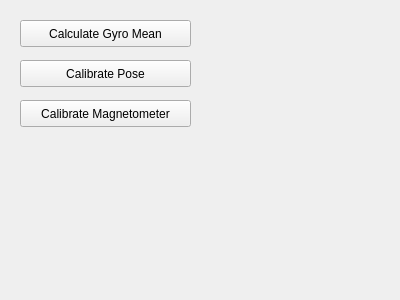
Above: diver_net/src/diver_net_gui/resource/DiverNetGUI.ui from betizad/sensors-ros-pkg before the change. Below: the same form after it.
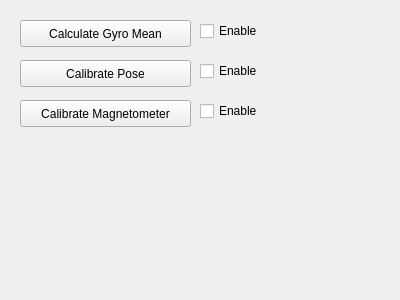
That is the form after the change.

Commit message: Updates to calibration gui. TODO choose calibration pose.

```diff
--- a/diver_net/src/diver_net_gui/resource/DiverNetGUI.ui
+++ b/diver_net/src/diver_net_gui/resource/DiverNetGUI.ui
@@ -52,6 +52,45 @@
     <string>Calibrate Magnetometer</string>
    </property>
   </widget>
+  <widget class="QCheckBox" name="enableMagCal">
+   <property name="geometry">
+    <rect>
+     <x>200</x>
+     <y>100</y>
+     <width>97</width>
+     <height>22</height>
+    </rect>
+   </property>
+   <property name="text">
+    <string>Enable</string>
+   </property>
+  </widget>
+  <widget class="QCheckBox" name="enablePoseCal">
+   <property name="geometry">
+    <rect>
+     <x>200</x>
+     <y>60</y>
+     <width>97</width>
+     <height>22</height>
+    </rect>
+   </property>
+   <property name="text">
+    <string>Enable</string>
+   </property>
+  </widget>
+  <widget class="QCheckBox" name="enableGyroMean">
+   <property name="geometry">
+    <rect>
+     <x>200</x>
+     <y>20</y>
+     <width>97</width>
+     <height>22</height>
+    </rect>
+   </property>
+   <property name="text">
+    <string>Enable</string>
+   </property>
+  </widget>
  </widget>
  <resources/>
  <connections/>
```
Left out of the diff: 2 changed lines with no effect on the pictures. The commit also changes 5 other files.
